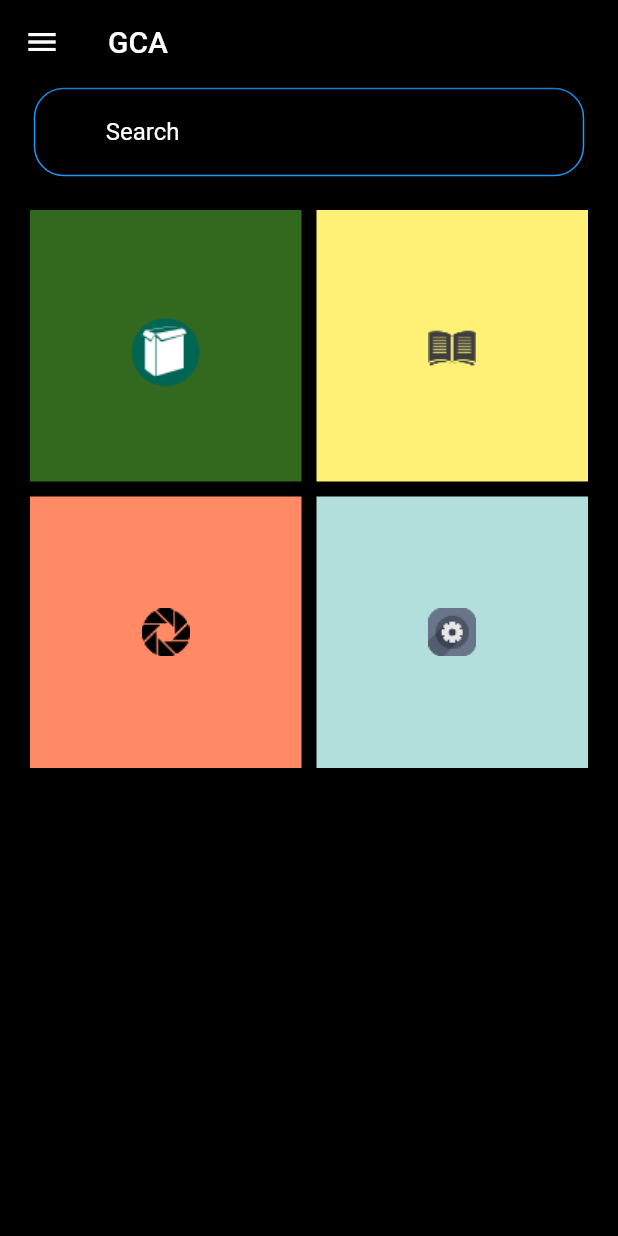
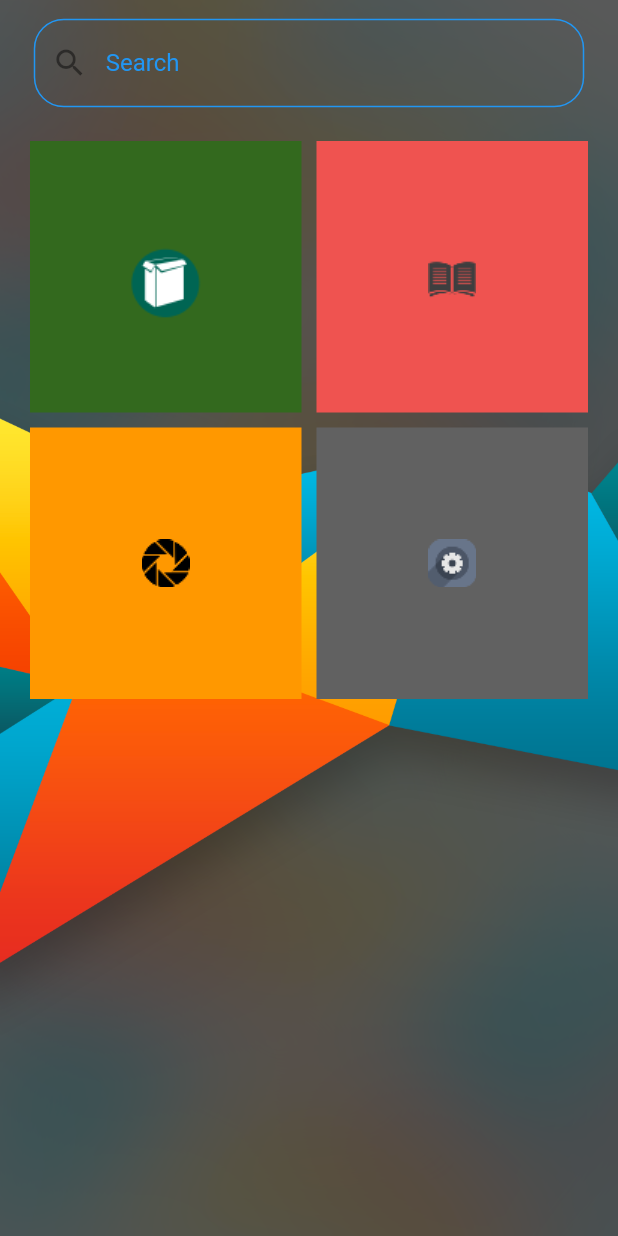
Before and after one commit to L-is-0/GCA, a Flutter app: the screen it shows after launch, on a phone screen of 412 x 824 dp. Run offline on Flutter 3.47's test engine with Material 2 defaults, Android fonts, the light colour scheme and no system bars; our stand-ins replace getflutter; missing offline and left inert: flappy_search_bar.

Commit message:
Adding background pic to the app

```diff
--- a/lib/main.dart
+++ b/lib/main.dart
@@ -37,16 +37,20 @@ class MyHome extends StatelessWidget {
     return MaterialApp(
       title: 'Welcome to home page',
       home: Scaffold(
-        backgroundColor: Colors.black,
-        appBar: AppBar(
-          title: Text('GCA'),
-          backgroundColor: Colors.transparent,
+        backgroundColor: Colors.white,
+
+        body: Container(
+          decoration: BoxDecoration(
+            image: DecorationImage(
+              image: AssetImage("assets/images/back.jpg"),
+              fit: BoxFit.cover
+            )
           ),
-        body: Center(
           child :SingleChildScrollView(
             child: Column(
               children: <Widget>[
                 Container(
+                  margin: EdgeInsets.only(top:10.0),
                   child: Center(
                     child: Padding(
                       padding: const EdgeInsets.symmetric(horizontal: 20),
@@ -55,10 +59,13 @@ class MyHome extends StatelessWidget {
                         child: TextField(
                           decoration: InputDecoration(
                               labelStyle: TextStyle(
-                              color: Colors.white
+                                color: Colors.blue
                               ),
                               labelText: "Search",
                               hintText: "Search",
+                              hintStyle: TextStyle(
+                                color: Colors.white
+                              ),
                               prefixIcon: Icon(Icons.search),
                               enabledBorder: OutlineInputBorder(
                                   borderRadius: BorderRadius.all(Radius.circular(20.0)),
@@ -96,21 +103,21 @@ class MyHome extends StatelessWidget {
                           padding: const EdgeInsets.all(8),
                           child:
                           Image(image: AssetImage('assets/images/icon3.png')),
-                        color: Colors.yellow[300],
+                          color: Colors.red[400],
                         ),
                       ),GestureDetector(
                         onTap: () => Navigator.pushNamed(context, '/square'),
                         child: Container(
                           padding: const EdgeInsets.all(8),
                           child: Image(image: AssetImage('assets/images/icon2.png')),
-                        color: Colors.deepOrange[300],
+                          color: Colors.orange,
                         ),
                       ),GestureDetector(
                         onTap: () => Navigator.pushNamed(context, '/settings'),
                         child: Container(
                           padding: const EdgeInsets.all(8),
                           child: Image(image: AssetImage('assets/images/icon4.png')),
-                        color: Colors.teal[100],
+                          color: Colors.grey[700],
                       ),
                     ),
                   ],
```
Also changed, not shown: assets/images/back.jpg (added). Lines whose indentation alone changed are shown as unchanged.
